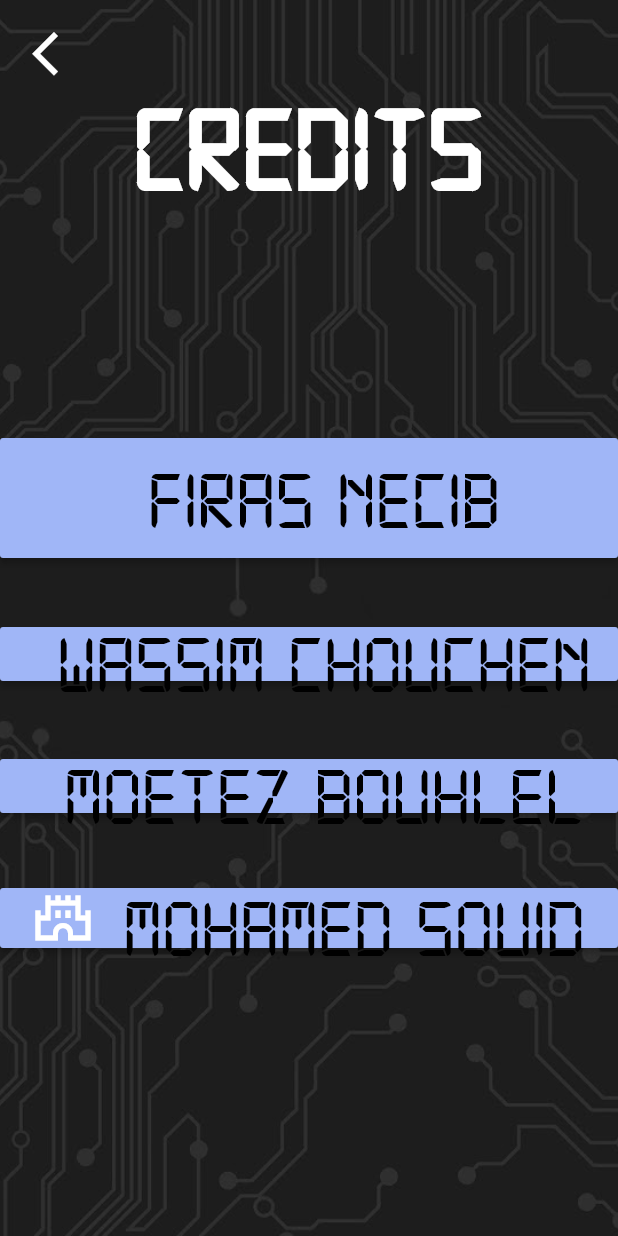
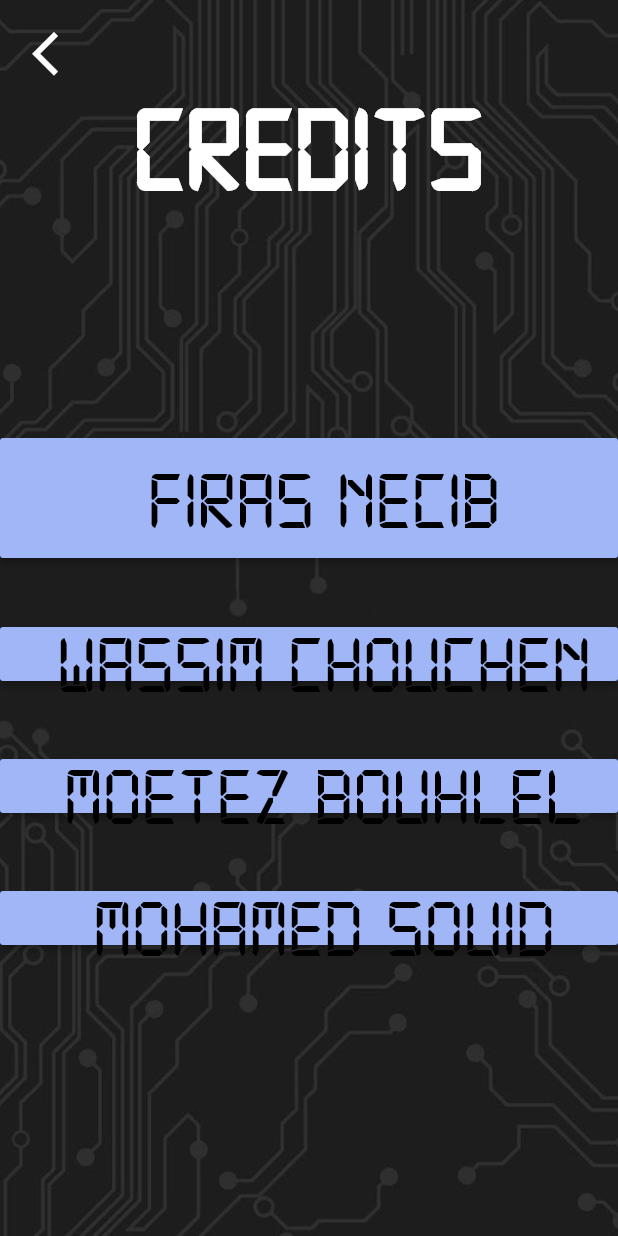
Before and after one commit to BMoetez/Logic-E-nhancer, a Flutter app: the screen it shows after launch, after a tap on "Credits", on a phone screen of 412 x 824 dp. Run offline on Flutter 3.47's test engine with Material 2 defaults, Android fonts, the phone set to English and light mode, and no system bars; our stand-ins replace lottie.

Commit message:
Update credit.dart

```diff
--- a/lib/pages/credit.dart
+++ b/lib/pages/credit.dart
@@ -113,7 +113,7 @@ class _creditsState extends State<credits> {
                 hoverColor: const Color(0xFFf2f261),
 
                 child:  Row(mainAxisAlignment: MainAxisAlignment.center,children: [
-                  const Icon(Icons.castle_outlined,size: 40,color: Colors.white,),
+
                   SizedBox(width: 20),
                   const Text(
                   "MOHAMED SOUID",
```
